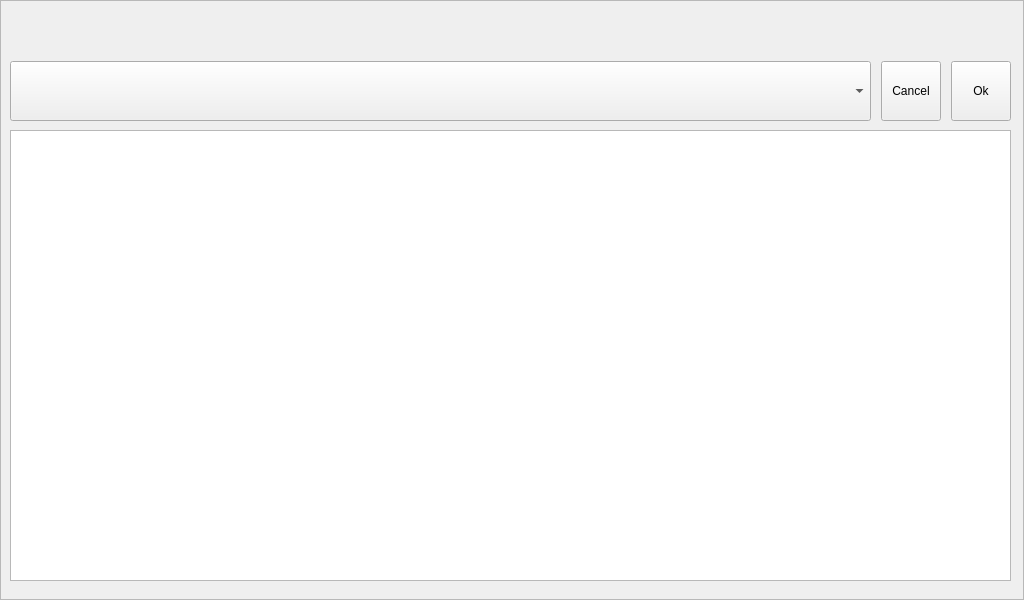
Old version of the form apps/NxAudioPlayer/PlayListAudioFrame.ui in the repository NexellCorp/linux_sdk_displayaudio.
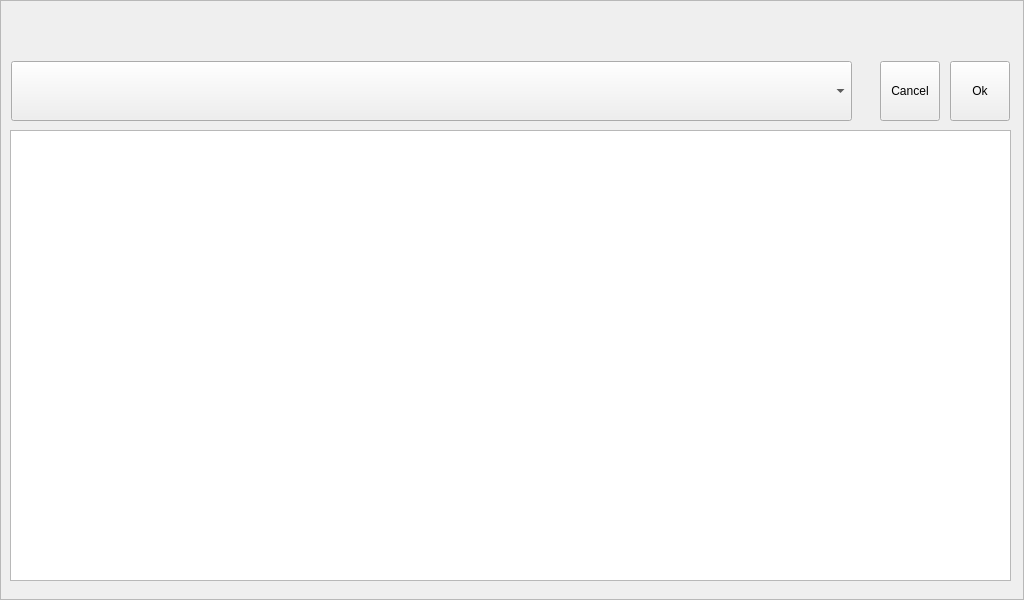
New version of the form.

Commit message:
QtAudioPlayer: change ui size
This patch dynamically changes the ui size.

```diff
--- a/apps/NxAudioPlayer/PlayListAudioFrame.ui
+++ b/apps/NxAudioPlayer/PlayListAudioFrame.ui
@@ -25,69 +25,6 @@
   <property name="frameShadow">
    <enum>QFrame::Raised</enum>
   </property>
-  <widget class="QWidget" name="layoutWidget">
-   <property name="geometry">
-    <rect>
-     <x>10</x>
-     <y>60</y>
-     <width>1001</width>
-     <height>62</height>
-    </rect>
-   </property>
-   <layout class="QHBoxLayout" name="horizontalLayout">
-    <property name="spacing">
-     <number>10</number>
-    </property>
-    <item>
-     <widget class="QComboBox" name="diskListCombo">
-      <property name="minimumSize">
-       <size>
-        <width>600</width>
-        <height>60</height>
-       </size>
-      </property>
-     </widget>
-    </item>
-    <item>
-     <widget class="QPushButton" name="btnCancel">
-      <property name="minimumSize">
-       <size>
-        <width>60</width>
-        <height>60</height>
-       </size>
-      </property>
-      <property name="maximumSize">
-       <size>
-        <width>60</width>
-        <height>16777215</height>
-       </size>
-      </property>
-      <property name="text">
-       <string>Cancel</string>
-      </property>
-     </widget>
-    </item>
-    <item>
-     <widget class="QPushButton" name="btnOk">
-      <property name="minimumSize">
-       <size>
-        <width>0</width>
-        <height>60</height>
-       </size>
-      </property>
-      <property name="maximumSize">
-       <size>
-        <width>60</width>
-        <height>16777215</height>
-       </size>
-      </property>
-      <property name="text">
-       <string>Ok</string>
-      </property>
-     </widget>
-    </item>
-   </layout>
-  </widget>
   <widget class="QListWidget" name="listWidget">
    <property name="geometry">
     <rect>
@@ -115,6 +52,72 @@
     <number>5</number>
    </property>
   </widget>
+  <widget class="QComboBox" name="diskListCombo">
+   <property name="geometry">
+    <rect>
+     <x>11</x>
+     <y>61</y>
+     <width>841</width>
+     <height>60</height>
+    </rect>
+   </property>
+   <property name="minimumSize">
+    <size>
+     <width>600</width>
+     <height>60</height>
+    </size>
+   </property>
+  </widget>
+  <widget class="QPushButton" name="btnCancel">
+   <property name="geometry">
+    <rect>
+     <x>880</x>
+     <y>61</y>
+     <width>60</width>
+     <height>60</height>
+    </rect>
+   </property>
+   <property name="minimumSize">
+    <size>
+     <width>60</width>
+     <height>60</height>
+    </size>
+   </property>
+   <property name="maximumSize">
+    <size>
+     <width>16777215</width>
+     <height>16777215</height>
+    </size>
+   </property>
+   <property name="text">
+    <string>Cancel</string>
+   </property>
+  </widget>
+  <widget class="QPushButton" name="btnOk">
+   <property name="geometry">
+    <rect>
+     <x>950</x>
+     <y>61</y>
+     <width>60</width>
+     <height>60</height>
+    </rect>
+   </property>
+   <property name="minimumSize">
+    <size>
+     <width>0</width>
+     <height>60</height>
+    </size>
+   </property>
+   <property name="maximumSize">
+    <size>
+     <width>16777215</width>
+     <height>16777215</height>
+    </size>
+   </property>
+   <property name="text">
+    <string>Ok</string>
+   </property>
+  </widget>
  </widget>
  <resources/>
  <connections/>
```
The commit also changes 6 other files.
